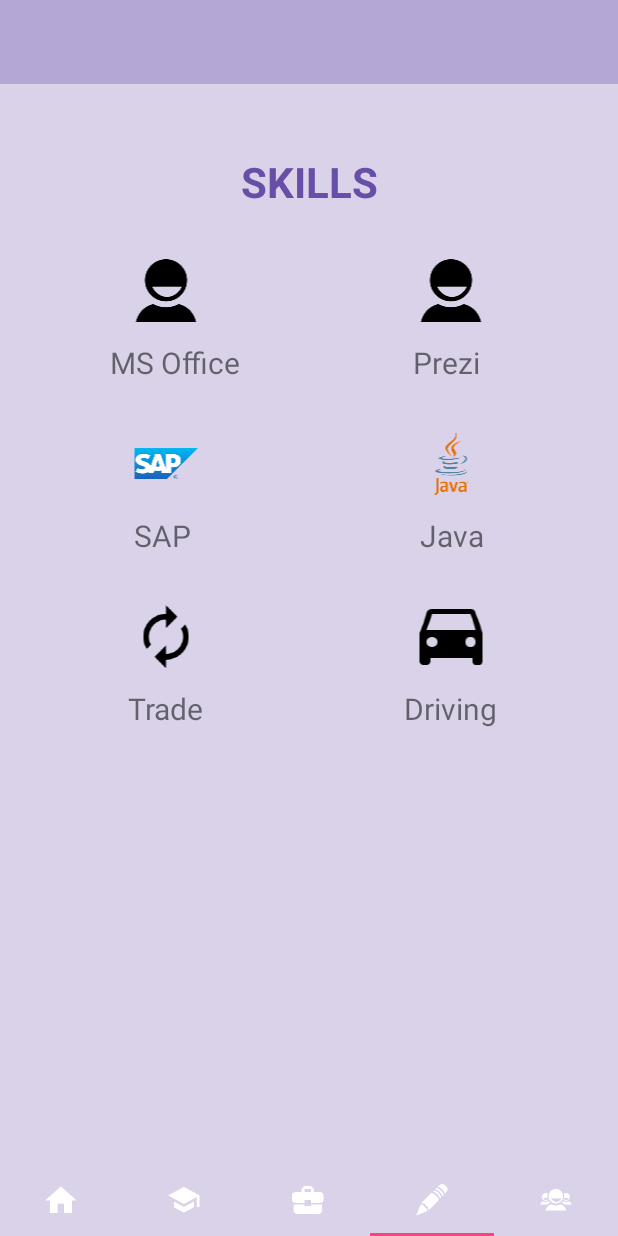
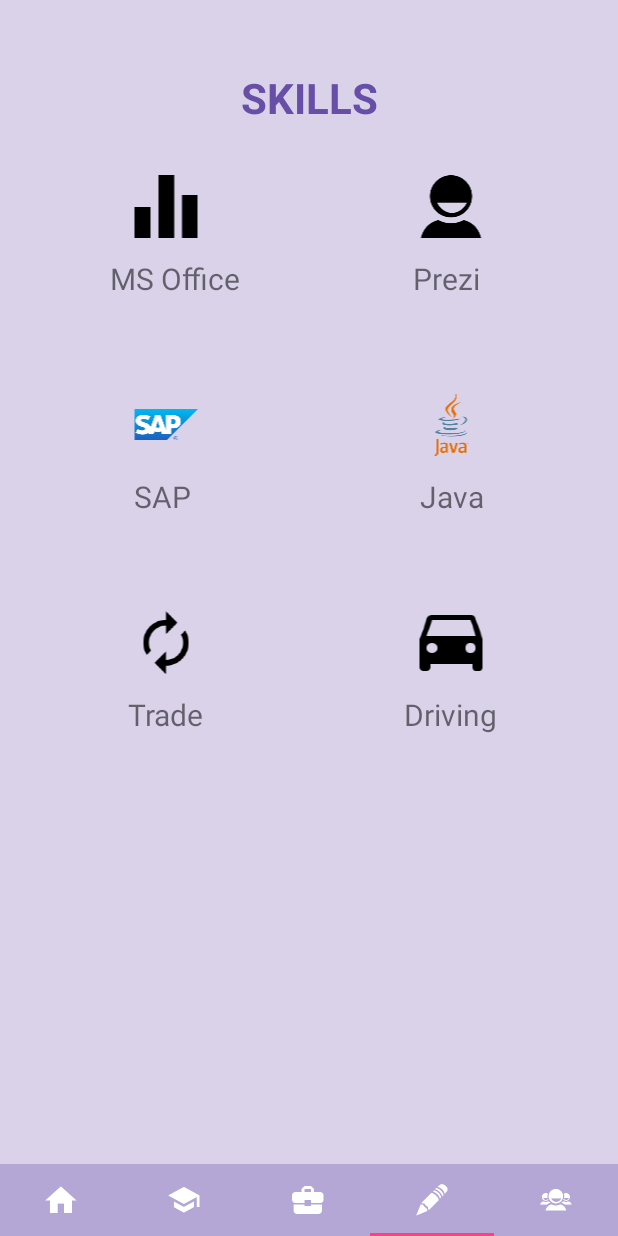
Before and after one commit to pureblue0205/Resume_Viewer_App, an Android app: the screen it shows after launch (MainActivity), item 4 of the bottom bar chosen, on a phone screen of 412 x 824 dp. Run offline under Robolectric (Android 15) with nearby library versions, the phone set to English and light mode, and no system bars; 4 statements that could not run were skipped.

Commit message:
Tab bar color change minor layout change

```diff
--- a/app/src/main/res/layout/activity_main.xml
+++ b/app/src/main/res/layout/activity_main.xml
@@ -48,16 +48,17 @@
         android:orientation="vertical">
 
 
-        <android.support.v7.widget.Toolbar
-            android:id="@+id/toolbar"
-            android:layout_width="match_parent"
-            android:layout_height="?attr/actionBarSize"
-            android:background="?attr/colorPrimary"
-            app:layout_scrollFlags="scroll|enterAlways"
-            app:popupTheme="@style/AppTheme.PopupOverlay">
+        <!--<android.support.v7.widget.Toolbar-->
+            <!--android:id="@+id/toolbar"-->
+            <!--android:layout_width="match_parent"-->
+            <!--android:layout_height="?attr/actionBarSize"-->
+            <!--android:background="?attr/colorPrimary"-->
+            <!--app:layout_scrollFlags="scroll|enterAlways"-->
+            <!--app:popupTheme="@style/AppTheme.PopupOverlay">-->
 
-        </android.support.v7.widget.Toolbar>
+        <!--</android.support.v7.widget.Toolbar>-->
 
+        <!--above code: hide top bar as we won't use it-->
 
         <android.support.v4.view.ViewPager
             android:id="@+id/container"
@@ -73,7 +74,7 @@
             android:layout_height="wrap_content"
             android:fillViewport="false"
             android:layout_gravity="bottom"
-            android:background="@color/colorPrimaryLight"
+            android:background="@color/colorPrimary"
             />
 
 
@@ -89,70 +90,4 @@
         <!--android:src="@android:drawable/ic_dialog_email" />-->
 
 
-<!--tab design draft-->
-    <!--<LinearLayout-->
-        <!--android:orientation="horizontal"-->
-        <!--android:layout_width="match_parent"-->
-        <!--android:layout_height="wrap_content"-->
-        <!--android:layout_alignParentBottom="true"-->
-        <!--android:layout_alignParentLeft="true"-->
-        <!--android:layout_alignParentStart="true"-->
-        <!--android:background="@color/colorPrimary"-->
-        <!--android:layout_gravity="bottom">-->
-        <!--<ImageView-->
-            <!--android:id="@+id/imageMinh"-->
-            <!--android:layout_width="wrap_content"-->
-            <!--android:layout_height="wrap_content"-->
-            <!--android:layout_alignParentBottom="true"-->
-            <!--android:layout_alignParentLeft="true"-->
-            <!--android:layout_alignParentStart="true"-->
-            <!--android:src="@mipmap/ic_home"-->
-            <!--android:layout_weight="1"-->
-            <!--android:contentDescription="home"/>-->
-        <!--<ImageView-->
-            <!--android:id="@+id/imageWork"-->
-            <!--android:layout_width="wrap_content"-->
-            <!--android:layout_height="wrap_content"-->
-            <!--android:layout_alignParentBottom="true"-->
-            <!--android:layout_alignParentLeft="true"-->
-            <!--android:layout_alignParentStart="true"-->
-            <!--android:src="@mipmap/ic_study"-->
-            <!--android:layout_weight="1"-->
-            <!--android:contentDescription="work"/>-->
-
-        <!--<ImageView-->
-            <!--android:id="@+id/imageStudy"-->
-            <!--android:layout_width="wrap_content"-->
-            <!--android:layout_height="wrap_content"-->
-            <!--android:layout_alignParentBottom="true"-->
-            <!--android:layout_toRightOf="@+id/imageWork"-->
-            <!--android:layout_toEndOf="@+id/imageWork"-->
-            <!--android:src="@mipmap/ic_work"-->
-            <!--android:layout_weight="1"-->
-            <!--android:contentDescription="study"/>-->
-
-        <!--<ImageView-->
-            <!--android:id="@+id/imageSkill"-->
-            <!--android:layout_width="wrap_content"-->
-            <!--android:layout_height="wrap_content"-->
-            <!--android:layout_alignParentBottom="true"-->
-            <!--android:layout_toRightOf="@+id/imageStudy"-->
-            <!--android:layout_toEndOf="@+id/imageStudy"-->
-            <!--android:src="@mipmap/ic_skill"-->
-            <!--android:layout_weight="1"-->
-            <!--android:contentDescription="skill"/>-->
-
-        <!--<ImageView-->
-            <!--android:id="@+id/imageReference"-->
-            <!--android:layout_width="wrap_content"-->
-            <!--android:layout_height="wrap_content"-->
-            <!--android:layout_alignParentBottom="true"-->
-            <!--android:layout_toRightOf="@+id/imageSkill"-->
-            <!--android:layout_toEndOf="@+id/imageSkill"-->
-            <!--android:src="@mipmap/ic_reference"-->
-            <!--android:layout_weight="1"-->
-            <!--android:contentDescription="reference"/>-->
-
-    <!--</LinearLayout>-->
-
 </android.support.design.widget.CoordinatorLayout>
--- a/app/src/main/res/layout/reference.xml
+++ b/app/src/main/res/layout/reference.xml
@@ -82,7 +82,7 @@
                     android:id="@+id/imageView3"
                     android:layout_width="wrap_content"
                     android:layout_height="wrap_content"
-                    android:layout_marginTop="100dp"
+                    android:layout_marginTop="60dp"
                     android:layout_weight="1"
                     android:src="@mipmap/ic_reference1" />
 
@@ -90,7 +90,7 @@
                     android:id="@+id/imageView4"
                     android:layout_width="wrap_content"
                     android:layout_height="wrap_content"
-                    android:layout_marginTop="100dp"
+                    android:layout_marginTop="60dp"
                     android:layout_weight="1"
                     android:src="@mipmap/ic_reference1" />
 
--- a/app/src/main/res/layout/skill.xml
+++ b/app/src/main/res/layout/skill.xml
@@ -40,7 +40,7 @@
                     android:layout_width="wrap_content"
                     android:layout_height="wrap_content"
                     android:layout_weight="1"
-                    android:src="@mipmap/ic_reference1" />
+                    android:src="@mipmap/ic_msoffice" />
 
                 <ImageView
                     android:id="@+id/imageView2"
@@ -79,7 +79,7 @@
                 android:layout_width="match_parent"
                 android:layout_height="wrap_content"
                 android:orientation="horizontal"
-                android:layout_marginTop="30dp">
+                android:layout_marginTop="60dp">
 
                 <ImageView
                     android:id="@+id/imageView3"
@@ -124,7 +124,7 @@
                 android:layout_width="match_parent"
                 android:layout_height="wrap_content"
                 android:orientation="horizontal"
-                android:layout_marginTop="30dp">
+                android:layout_marginTop="60dp">
 
                 <ImageView
                     android:id="@+id/imageView5"
```
